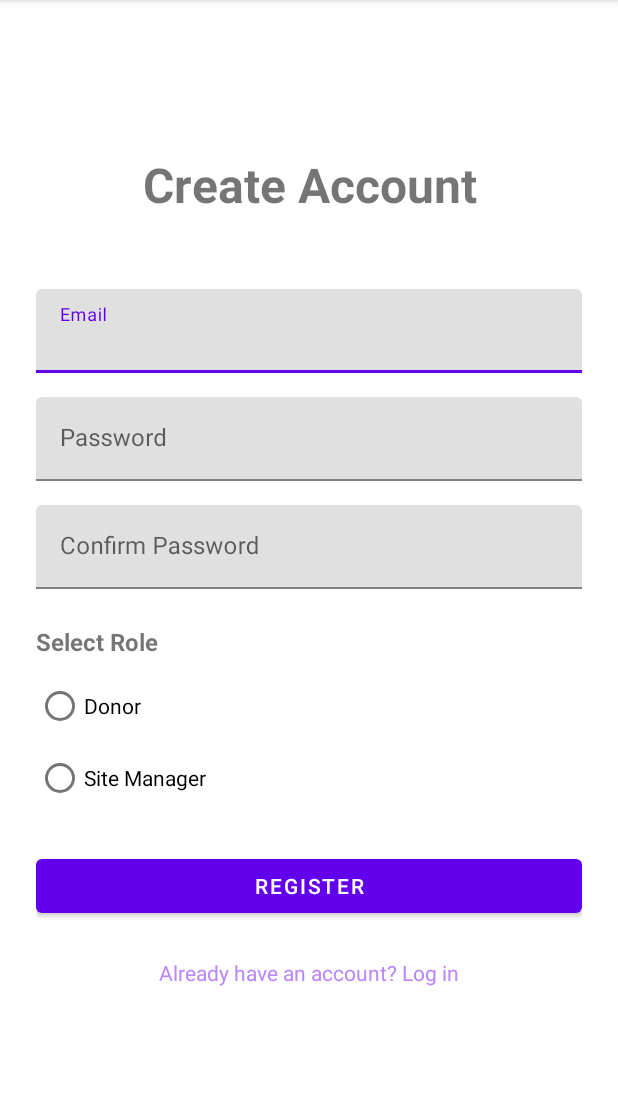
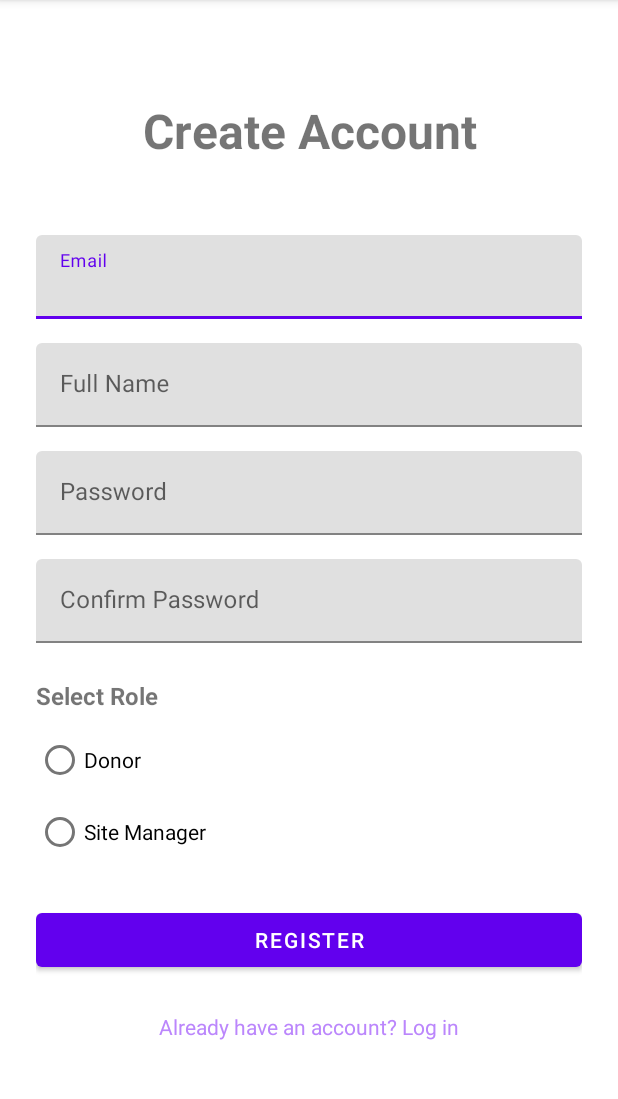
Before and after one commit to MasterMobo/android-asm2, an Android app: the screen it shows after launch (RegisterActivity), after a tap on "Don't have an account? Sign up now!", on a phone screen of 412 x 824 dp, the part 84-1183 px from its top. Run offline under Robolectric (Android 15) with nearby library versions, the phone set to English and light mode, and no system bars; our stand-ins replace Firebase (no records; nobody signed in at launch, a user with empty details on screens opened directly); 1 other tap on this screen came first.

Commit message:
added full name

```diff
--- a/app/src/main/java/com/example/blooddono/fragments/SiteDetailFragment.java
+++ b/app/src/main/java/com/example/blooddono/fragments/SiteDetailFragment.java
@@ -103,7 +103,7 @@ public class SiteDetailFragment extends Fragment {
         userRepository.getUser(ownerId, new UserRepository.OnCompleteListener<User>() {
             @Override
             public void onSuccess(User user) {
-                ownerNameText.setText(user.getEmail()); // Using email as name for now
+                ownerNameText.setText(user.getFullName());
             }
 
             @Override
--- a/app/src/main/java/com/example/blooddono/fragments/SiteRegistrationFormFragment.java
+++ b/app/src/main/java/com/example/blooddono/fragments/SiteRegistrationFormFragment.java
@@ -355,9 +355,9 @@ public class SiteRegistrationFormFragment extends Fragment {
                 .setPositiveButton("OK", (dialog, which) -> {
                     // Clear form
                     clearForm();
-                    // Navigate back
+                    // Navigate back to My Sites fragment
                     NavController navController = Navigation.findNavController(requireView());
-                    navController.navigate(R.id.sitesMapFragment);
+                    navController.navigate(R.id.mySitesFragment);
                 })
                 .show();
     }
--- /dev/null
+++ b/app/src/main/java/com/example/blooddono/models/Donation.java
@@ -0,0 +1,4 @@
+package com.example.blooddono.models;
+
+public class Donation {
+}
--- a/app/src/main/java/com/example/blooddono/models/User.java
+++ b/app/src/main/java/com/example/blooddono/models/User.java
@@ -6,15 +6,17 @@ public class User {
 
     private String uid;
     private String email;
+    private String fullName;
     private String role;
 
     public User() {
         // Required empty constructor for Firebase
     }
 
-    public User(String uid, String email, String role) {
+    public User(String uid, String email, String fullName, String role) {
         this.uid = uid;
         this.email = email;
+        this.fullName = fullName;
         this.role = role;
     }
 
@@ -23,6 +25,8 @@ public class User {
     public void setUid(String uid) { this.uid = uid; }
     public String getEmail() { return email; }
     public void setEmail(String email) { this.email = email; }
+    public String getFullName() { return fullName; }
+    public void setFullName(String fullName) { this.fullName = fullName; }
     public String getRole() { return role; }
     public void setRole(String role) { this.role = role; }
 }
--- a/app/src/main/res/layout/activity_register.xml
+++ b/app/src/main/res/layout/activity_register.xml
@@ -26,6 +26,20 @@
             android:layout_height="wrap_content"
             android:hint="Email"
             android:inputType="textEmailAddress"/>
+
+    </com.google.android.material.textfield.TextInputLayout>
+
+    <com.google.android.material.textfield.TextInputLayout
+        android:layout_width="match_parent"
+        android:layout_height="wrap_content"
+        android:layout_marginBottom="16dp">
+
+        <EditText
+            android:id="@+id/fullNameInput"
+            android:layout_width="match_parent"
+            android:layout_height="wrap_content"
+            android:hint="Full Name"
+            android:inputType="textPersonName"/>
 
     </com.google.android.material.textfield.TextInputLayout>
 
```
Also changed, not shown: app/src/main/java/com/example/blooddono/activities/RegisterActivity.java (+27 -15 lines), app/src/main/java/com/example/blooddono/fragments/ProfileFragment.java (+30 -2 lines), app/src/main/res/layout/fragment_profile.xml (+14 -0 lines).
